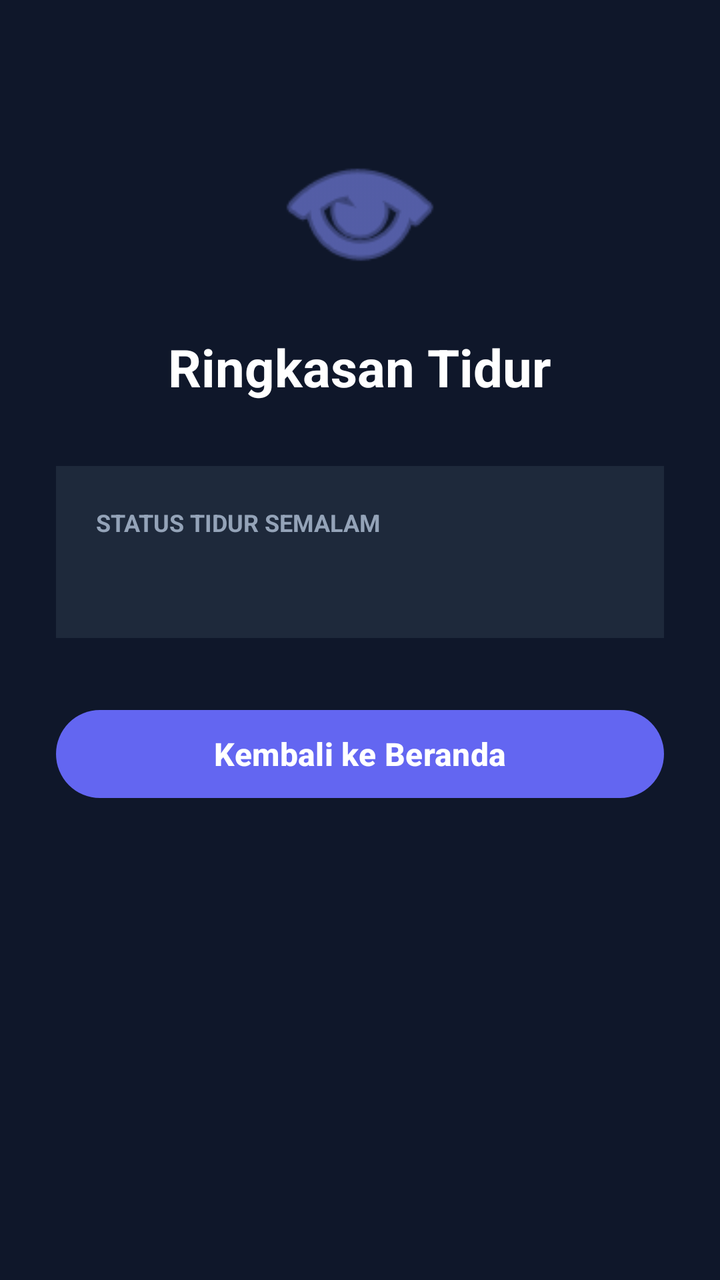
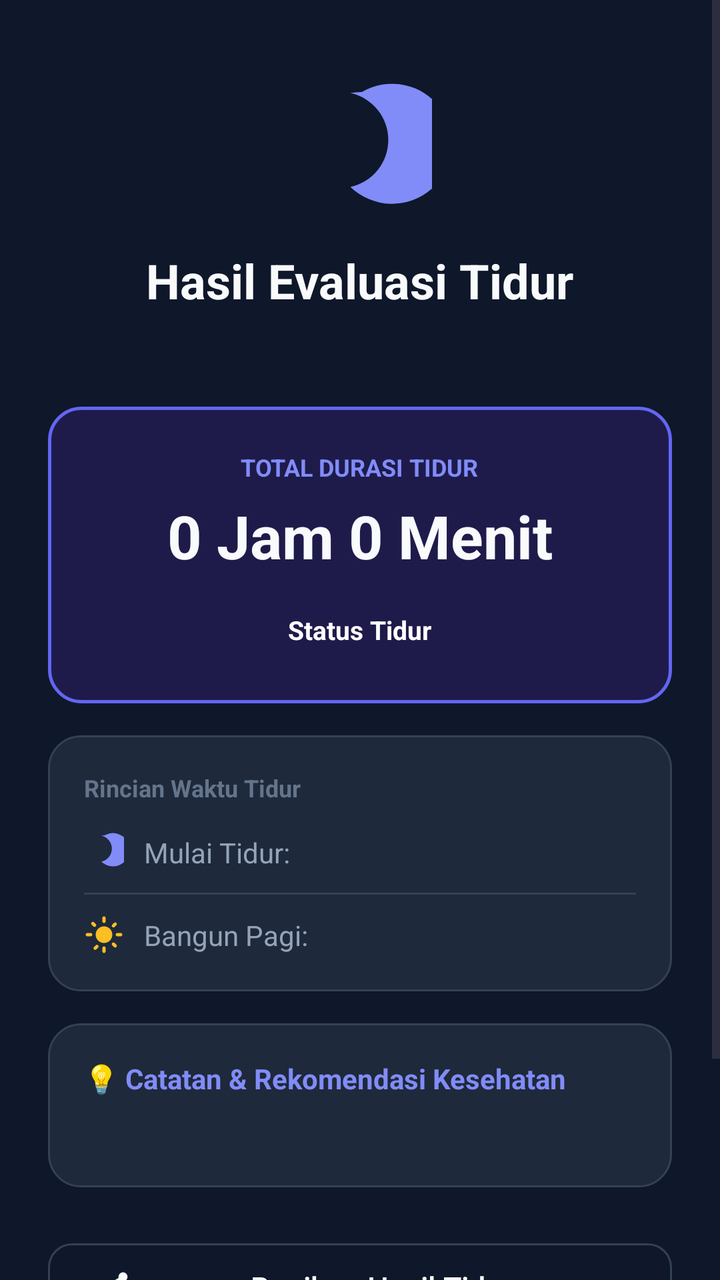

The first picture is an Android layout as it rendered before a commit; the second is the same layout after the commit. The layout source and the unified diff follow.
<!-- AndroidManifest.xml: application theme Theme.Sleppy -->
<!-- res/layout/activity_second.xml -->
<?xml version="1.0" encoding="utf-8"?>
<LinearLayout xmlns:android="http://schemas.android.com/apk/res/android"
    xmlns:app="http://schemas.android.com/apk/res-auto"
    android:layout_width="match_parent"
    android:layout_height="match_parent"
    android:background="#0F172A"
    android:orientation="vertical"
    android:padding="28dp">

    <ImageView
        android:id="@+id/ivDetailHeader"
        android:layout_width="90dp"
        android:layout_height="90dp"
        android:layout_gravity="center_horizontal"
        android:layout_marginTop="32dp"
        android:contentDescription="Ikon Ringkasan"
        android:src="@android:drawable/ic_menu_view"
        app:tint="#818CF8" />

    <TextView
        android:id="@+id/tvDetailJudul"
        android:layout_width="wrap_content"
        android:layout_height="wrap_content"
        android:layout_gravity="center_horizontal"
        android:layout_marginTop="16dp"
        android:text="Ringkasan Tidur"
        android:textColor="#FFFFFF"
        android:textSize="26sp"
        android:textStyle="bold" />

    <LinearLayout
        android:layout_width="match_parent"
        android:layout_height="wrap_content"
        android:layout_marginTop="32dp"
        android:background="#1E293B"
        android:orientation="vertical"
        android:padding="20dp">

        <TextView
            android:layout_width="wrap_content"
            android:layout_height="wrap_content"
            android:text="STATUS TIDUR SEMALAM"
            android:textColor="#94A3B8"
            android:textSize="12sp"
            android:textStyle="bold" />

        <TextView
            android:id="@+id/tvDetailInfo"
            android:layout_width="match_parent"
            android:layout_height="wrap_content"
            android:layout_marginTop="8dp"
            android:textColor="#FFFFFF"
            android:textSize="16sp"
            android:lineSpacingExtra="4dp" />
    </LinearLayout>

    <Button
        android:id="@+id/btnKembali"
        android:layout_width="match_parent"
        android:layout_height="52dp"
        android:layout_marginTop="32dp"
        android:text="Kembali ke Beranda"
        android:textColor="#FFFFFF"
        android:textSize="16sp"
        android:textStyle="bold"
        app:backgroundTint="#6366F1" />

</LinearLayout>
<!-- resources referenced by this layout -->
<resources>
  <!-- unchanged entries left out for length: 2 -->
</resources>

<!-- the commit's change to res/layout/activity_second.xml (unified diff, before → after) -->
@@ -1,68 +1,71 @@
 <?xml version="1.0" encoding="utf-8"?>
-<LinearLayout xmlns:android="http://schemas.android.com/apk/res/android"
-    xmlns:app="http://schemas.android.com/apk/res-auto"
-    android:layout_width="match_parent"
-    android:layout_height="match_parent"
-    android:background="#0F172A"
-    android:orientation="vertical"
-    android:padding="28dp">
+<ScrollView xmlns:android="http://schemas.android.com/apk/res/android"
+    xmlns:app="http://schemas.android.com/apk/res-auto" android:layout_width="match_parent" android:layout_height="match_parent" android:background="@color/bg_main" android:fillViewport="true">
 
-    <ImageView
-        android:id="@+id/ivDetailHeader"
-        android:layout_width="90dp"
-        android:layout_height="90dp"
-        android:layout_gravity="center_horizontal"
-        android:layout_marginTop="32dp"
-        android:contentDescription="Ikon Ringkasan"
-        android:src="@android:drawable/ic_menu_view"
-        app:tint="#818CF8" />
+    <LinearLayout android:layout_width="match_parent" android:layout_height="wrap_content" android:orientation="vertical" android:padding="24dp">
 
-    <TextView
-        android:id="@+id/tvDetailJudul"
-        android:layout_width="wrap_content"
-        android:layout_height="wrap_content"
-        android:layout_gravity="center_horizontal"
-        android:layout_marginTop="16dp"
-        android:text="Ringkasan Tidur"
-        android:textColor="#FFFFFF"
-        android:textSize="26sp"
-        android:textStyle="bold" />
+        
+        <ImageView android:id="@+id/ivDetailHeader" android:layout_width="72dp" android:layout_height="72dp" android:layout_gravity="center_horizontal" android:layout_marginTop="16dp" android:contentDescription="Ikon Ringkasan" android:src="@drawable/ic_moon" />
 
-    <LinearLayout
-        android:layout_width="match_parent"
-        android:layout_height="wrap_content"
-        android:layout_marginTop="32dp"
-        android:background="#1E293B"
-        android:orientation="vertical"
-        android:padding="20dp">
+        <TextView android:id="@+id/tvDetailJudul" android:layout_width="wrap_content" android:layout_height="wrap_content" android:layout_gravity="center_horizontal" android:layout_marginTop="12dp" android:text="@string/title_ringkasan" android:textColor="@color/text_primary" android:textSize="24sp" android:textStyle="bold" />
 
-        <TextView
-            android:layout_width="wrap_content"
-            android:layout_height="wrap_content"
-            android:text="STATUS TIDUR SEMALAM"
-            android:textColor="#94A3B8"
-            android:textSize="12sp"
-            android:textStyle="bold" />
+        <TextView android:id="@+id/tvNamaPengguna" android:layout_width="wrap_content" android:layout_height="wrap_content" android:layout_gravity="center_horizontal" android:layout_marginTop="4dp" android:textColor="@color/text_secondary" android:textSize="14sp" />
 
-        <TextView
-            android:id="@+id/tvDetailInfo"
-            android:layout_width="match_parent"
-            android:layout_height="wrap_content"
-            android:layout_marginTop="8dp"
-            android:textColor="#FFFFFF"
-            android:textSize="16sp"
-            android:lineSpacingExtra="4dp" />
+        
+        <LinearLayout android:layout_width="match_parent" android:layout_height="wrap_content" android:layout_marginTop="24dp" android:background="@drawable/bg_card_accent" android:gravity="center_horizontal" android:orientation="vertical" android:padding="22dp">
+
+            <TextView android:layout_width="wrap_content" android:layout_height="wrap_content" android:text="@string/label_durasi" android:textColor="@color/accent_indigo_light" android:textSize="12sp" android:textStyle="bold" />
+
+            <TextView android:id="@+id/tvDurasi" android:layout_width="wrap_content" android:layout_height="wrap_content" android:layout_marginTop="6dp" android:text="0 Jam 0 Menit" android:textColor="@color/text_primary" android:textSize="30sp" android:textStyle="bold" />
+
+            <TextView android:id="@+id/tvBadgeStatus" android:layout_width="wrap_content" android:layout_height="wrap_content" android:layout_marginTop="12dp" android:background="@drawable/bg_badge_rounded" android:text="Status Tidur" android:textColor="@color/white" android:textSize="13sp" android:textStyle="bold" />
+        </LinearLayout>
+
+        
+        <LinearLayout android:layout_width="match_parent" android:layout_height="wrap_content" android:layout_marginTop="16dp" android:background="@drawable/bg_card_rounded" android:orientation="vertical" android:padding="18dp">
+
+            <TextView android:layout_width="wrap_content" android:layout_height="wrap_content" android:text="@string/label_detail_waktu" android:textColor="@color/text_muted" android:textSize="12sp" android:textStyle="bold" />
+
+            
+            <LinearLayout android:layout_width="match_parent" android:layout_height="wrap_content" android:layout_marginTop="14dp" android:gravity="center_vertical" android:orientation="horizontal">
+
+                <ImageView android:layout_width="20dp" android:layout_height="20dp" android:contentDescription="Ikon Mulai Tidur" android:src="@drawable/ic_moon" />
+
+                <TextView android:layout_width="0dp" android:layout_height="wrap_content" android:layout_marginStart="10dp" android:layout_weight="1" android:text="@string/label_mulai_tidur" android:textColor="@color/text_secondary" android:textSize="14sp" />
+
+                <TextView android:id="@+id/tvJamTidur" android:layout_width="wrap_content" android:layout_height="wrap_content" android:textColor="@color/text_primary" android:textSize="15sp" android:textStyle="bold" />
+            </LinearLayout>
+
+            <View android:layout_width="match_parent" android:layout_height="1dp" android:layout_marginVertical="10dp" android:background="@color/surface_card_stroke" />
+
+            
+            <LinearLayout android:layout_width="match_parent" android:layout_height="wrap_content" android:gravity="center_vertical" android:orientation="horizontal">
+
+                <ImageView android:layout_width="20dp" android:layout_height="20dp" android:contentDescription="Ikon Bangun Tidur" android:src="@drawable/ic_sun" />
+
+                <TextView android:layout_width="0dp" android:layout_height="wrap_content" android:layout_marginStart="10dp" android:layout_weight="1" android:text="@string/label_selesai_tidur" android:textColor="@color/text_secondary" android:textSize="14sp" />
+
+                <TextView android:id="@+id/tvJamBangun" android:layout_width="wrap_content" android:layout_height="wrap_content" android:textColor="@color/text_primary" android:textSize="15sp" android:textStyle="bold" />
+            </LinearLayout>
+
+        </LinearLayout>
+
+        
+        <LinearLayout android:layout_width="match_parent" android:layout_height="wrap_content" android:layout_marginTop="16dp" android:background="@drawable/bg_card_rounded" android:orientation="vertical" android:padding="18dp">
+
+            <TextView android:layout_width="wrap_content" android:layout_height="wrap_content" android:text="@string/label_saran" android:textColor="@color/accent_indigo_light" android:textSize="14sp" android:textStyle="bold" />
+
+            <TextView android:id="@+id/tvSaran" android:layout_width="match_parent" android:layout_height="wrap_content" android:layout_marginTop="8dp" android:lineSpacingExtra="4dp" android:textColor="@color/text_label" android:textSize="14sp" />
+        </LinearLayout>
+
+        
+        <TextView android:id="@+id/tvDetailInfo" android:layout_width="match_parent" android:layout_height="wrap_content" android:visibility="gone" />
+
+        
+        <Button android:id="@+id/btnBagikan" style="@style/Widget.Material3.Button.OutlinedButton" android:layout_width="match_parent" android:layout_height="52dp" android:layout_marginTop="24dp" android:text="@string/btn_bagikan" android:textColor="@color/text_primary" android:textSize="15sp" app:cornerRadius="12dp" app:icon="@drawable/ic_share" app:iconTint="@color/text_primary" app:strokeColor="@color/surface_card_stroke" />
+
+        
+        <Button android:id="@+id/btnKembali" android:layout_width="match_parent" android:layout_height="54dp" android:layout_marginTop="10dp" android:layout_marginBottom="16dp" android:text="@string/btn_kembali" android:textColor="@color/white" android:textSize="16sp" android:textStyle="bold" app:backgroundTint="@color/primary_indigo" app:cornerRadius="12dp" />
+
     </LinearLayout>
-
-    <Button
-        android:id="@+id/btnKembali"
-        android:layout_width="match_parent"
-        android:layout_height="52dp"
-        android:layout_marginTop="32dp"
-        android:text="Kembali ke Beranda"
-        android:textColor="#FFFFFF"
-        android:textSize="16sp"
-        android:textStyle="bold"
-        app:backgroundTint="#6366F1" />
-
-</LinearLayout>
+</ScrollView>
<!-- resource entries referenced after the edit -->
@@ -1,5 +1,56 @@
 <!-- resources referenced by this layout -->
 <resources>
+  <color name="accent_indigo_light">#818CF8</color>
+  <color name="bg_main">#0F172A</color>
+  <color name="primary_indigo">#6366F1</color>
+  <color name="surface_card_stroke">#334155</color>
+  <color name="text_label">#CBD5E1</color>
+  <color name="text_muted">#64748B</color>
+  <color name="text_primary">#F8FAFC</color>
+  <color name="text_secondary">#94A3B8</color>
+  <color name="white">#FFFFFFFF</color>
+  <!-- drawable bg_badge_rounded (drawable) -->
+  <?xml version="1.0" encoding="utf-8"?>
+  <shape xmlns:android="http://schemas.android.com/apk/res/android" android:shape="rectangle">
+      <corners android:radius="24dp" />
+      <padding android:bottom="6dp" android:left="14dp" android:right="14dp" android:top="6dp" />
+  </shape>
+  <!-- drawable bg_card_accent (drawable) -->
+  <?xml version="1.0" encoding="utf-8"?>
+  <shape xmlns:android="http://schemas.android.com/apk/res/android" android:shape="rectangle">
+      <solid android:color="@color/surface_card_accent" />
+      <corners android:radius="16dp" />
+      <stroke android:width="1.5dp" android:color="@color/primary_indigo" />
+  </shape>
+  <!-- drawable bg_card_rounded (drawable) -->
+  <?xml version="1.0" encoding="utf-8"?>
+  <shape xmlns:android="http://schemas.android.com/apk/res/android" android:shape="rectangle">
+      <solid android:color="@color/surface_card" />
+      <corners android:radius="16dp" />
+      <stroke android:width="1dp" android:color="@color/surface_card_stroke" />
+  </shape>
+  <!-- drawable ic_moon (drawable) -->
+  <vector xmlns:android="http://schemas.android.com/apk/res/android" android:width="24dp" android:height="24dp" android:viewportWidth="24" android:viewportHeight="24">
+      <path android:fillColor="#818CF8" android:pathData="M12.3,2a10,10 0 0,0 -1.9,0.18 8,8 0 0,1 0,15.64 10,10 0 1,0 1.9,-15.82z" />
+  </vector>
+  <!-- drawable ic_share (drawable) -->
+  <vector xmlns:android="http://schemas.android.com/apk/res/android" android:width="24dp" android:height="24dp" android:viewportWidth="24" android:viewportHeight="24">
+      <path android:fillColor="#FFFFFF" android:pathData="M18,16.08c-0.76,0 -1.44,0.3 -1.96,0.77L8.91,12.7c0.05,-0.23 0.09,-0.46 0.09,-0.7s-0.04,-0.47 -0.09,-0.7l7.05,-4.11c0.54,0.5 1.25,0.81 2.04,0.81 1.66,0 3,-1.34 3,-3s-1.34,-3 -3,-3 -3,1.34 -3,3c0,0.24 0.04,0.47 0.09,0.7L8.04,9.81C7.5,9.31 6.79,9 6,9c-1.66,0 -3,1.34 -3,3s1.34,3 3,3c0.79,0 1.5,-0.31 2.04,-0.81l7.12,4.16c-0.05,0.21 -0.08,0.43 -0.08,0.65 0,1.61 1.31,2.92 2.92,2.92s2.92,-1.31 2.92,-2.92c0,-1.61 -1.31,-2.92 -2.92,-2.92z" />
+  </vector>
+  <!-- drawable ic_sun (drawable) -->
+  <vector xmlns:android="http://schemas.android.com/apk/res/android" android:width="24dp" android:height="24dp" android:viewportWidth="24" android:viewportHeight="24">
+      <path android:fillColor="#FBBF24" android:pathData="M12,7c-2.76,0 -5,2.24 -5,5s2.24,5 5,5 5,-2.24 5,-5 -2.24,-5 -5,-5zM2,13h2c0.55,0 1,-0.45 1,-1s-0.45,-1 -1,-1H2c-0.55,0 -1,0.45 -1,1s0.45,1 1,1zM20,13h2c0.55,0 1,-0.45 1,-1s-0.45,-1 -1,-1h-2c-0.55,0 -1,0.45 -1,1s0.45,1 1,1zM11,2v2c0,0.55 0.45,1 1,1s1,-0.45 1,-1V2c0,-0.55 -0.45,-1 -1,-1s-1,0.45 -1,1zM11,20v2c0,0.55 0.45,1 1,1s1,-0.45 1,-1v-2c0,-0.55 -0.45,-1 -1,-1s-1,0.45 -1,1zM5.99,4.58c-0.39,-0.39 -1.03,-0.39 -1.41,0s-0.39,1.03 0,1.41l1.06,1.06c0.39,0.39 1.03,0.39 1.41,0s0.39,-1.03 0,-1.41L5.99,4.58zM18.36,16.95c-0.39,-0.39 -1.03,-0.39 -1.41,0s-0.39,1.03 0,1.41l1.06,1.06c0.39,0.39 1.03,0.39 1.41,0s0.39,-1.03 0,-1.41l-1.06,-1.06zM7.05,18.36l-1.06,1.06c-0.39,0.39 -0.39,1.03 0,1.41s1.03,0.39 1.41,0l1.06,-1.06c0.39,-0.39 0.39,-1.03 0,-1.41s-1.02,-0.39 -1.41,0zM16.95,5.99l1.06,-1.06c0.39,-0.39 1.03,-0.39 1.41,0s0.39,1.03 0,1.41l-1.06,1.06c-0.39,0.39 -1.03,0.39 -1.41,0s-0.39,-1.02 0,-1.41z" />
+  </vector>
+  <string name="btn_bagikan">Bagikan Hasil Tidur</string>
+  <string name="btn_kembali">Kembali &amp; Hitung Ulang</string>
+  <string name="label_detail_waktu">Rincian Waktu Tidur</string>
+  <string name="label_durasi">TOTAL DURASI TIDUR</string>
+  <string name="label_mulai_tidur">Mulai Tidur:</string>
+  <string name="label_saran">💡 Catatan &amp; Rekomendasi Kesehatan</string>
+  <string name="label_selesai_tidur">Bangun Pagi:</string>
+  <string name="title_ringkasan">Hasil Evaluasi Tidur</string>
+  <color name="surface_card_accent">#1E1B4B</color>
+  <color name="surface_card">#1E293B</color>
   <!-- unchanged entries left out for length: 2 -->
 </resources>
 
